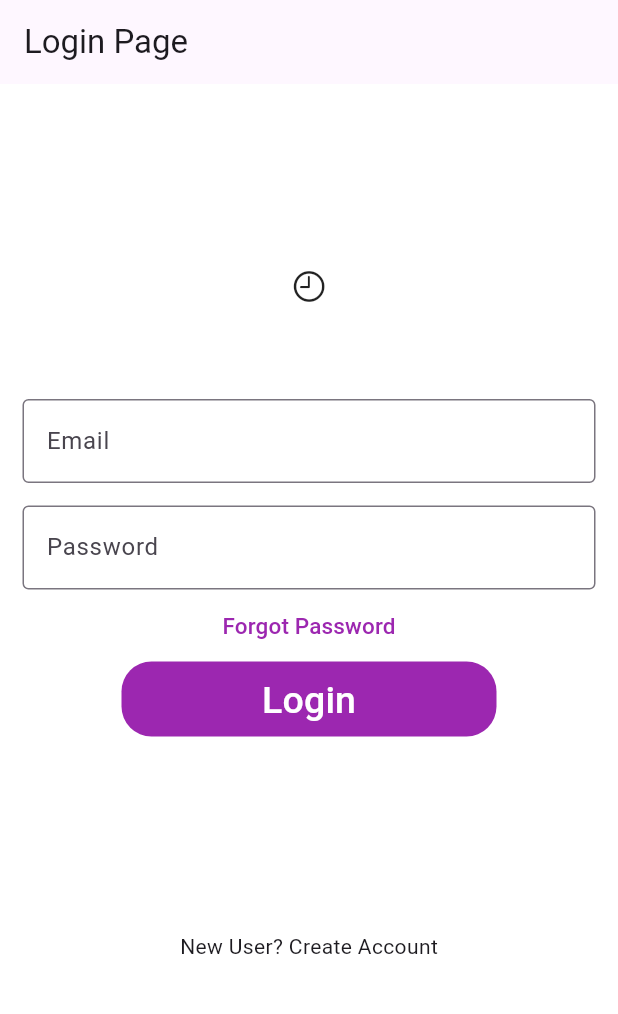
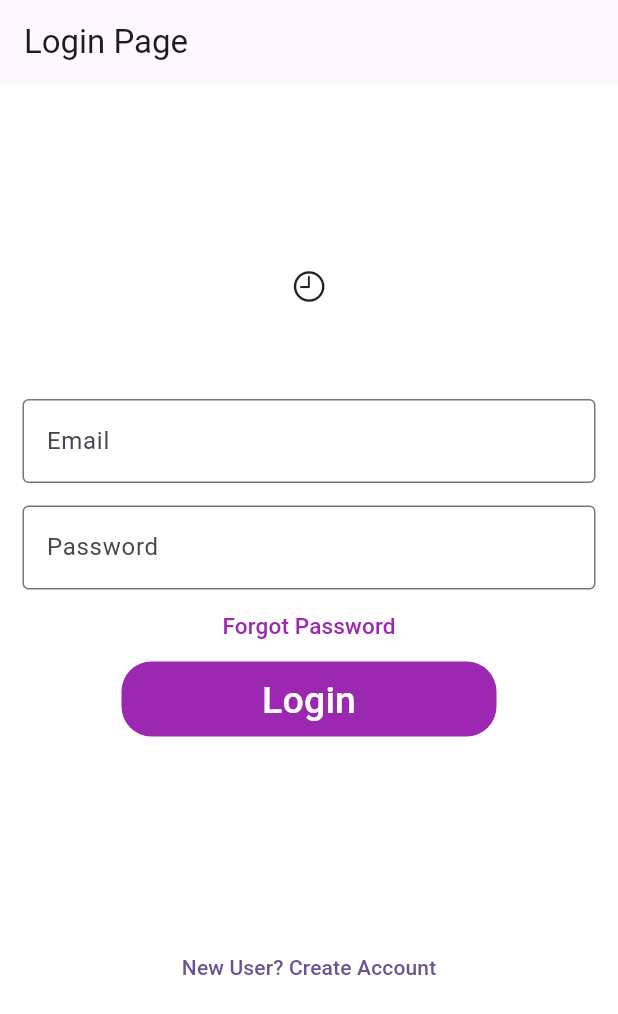
Before and after one commit to ArtZab0/CleverClock, a Flutter app: the screen it shows after launch, on a phone screen of 412 x 824 dp. Shown: the top 1014 px of the screen. Run offline on Flutter 3.47's test engine with Material 3 defaults, Android fonts, the phone set to English and light mode, and no system bars; our stand-ins replace awesome_notifications, supabase_flutter; accounts and stored records are empty.

Commit message:
Update main.dart with more login stuff

```diff
--- a/lib/main.dart
+++ b/lib/main.dart
@@ -5,9 +5,13 @@ import 'play_puzzle.dart';
 import 'settings.dart';
 import 'set_alarm.dart';
 import 'alarm_page.dart';
+import 'splash_page.dart';
+import 'login_page.dart';
+import 'account_page.dart';
 import 'puzzle_queue.dart';
 import 'puzzle_queue_management.dart';
 import 'package:awesome_notifications/awesome_notifications.dart';
+import 'package:supabase_flutter/supabase_flutter.dart';
 
 // Alarm model
 class Alarm {
@@ -22,7 +26,13 @@ class Alarm {
   });
 }
 
-void main() {
+void main() async {
+
+  await Supabase.initialize(
+      url: 'https://zjpervwflfaivguoqnbq.supabase.co',
+      anonKey: 'eyJhbGciOiJIUzI1NiIsInR5cCI6IkpXVCJ9.eyJpc3MiOiJzdXBhYmFzZSIsInJlZiI6InpqcGVydndmbGZhaXZndW9xbmJxIiwicm9sZSI6ImFub24iLCJpYXQiOjE3MzM0NDE5MDQsImV4cCI6MjA0OTAxNzkwNH0.7bc0Hwcw3g_pdXRKeQ4fJN8iEJs6IKK7VdDKMrnbwrY'
+    );
+
   WidgetsFlutterBinding.ensureInitialized();
 
   AwesomeNotifications().initialize(
@@ -47,6 +57,8 @@ void main() {
 
   runApp(const MyApp());
 }
+
+final supabase = Supabase.instance.client;
 
 // Define the method to handle notification actions
 Future<void> onActionReceivedMethod(ReceivedAction receivedAction) async {
@@ -97,6 +109,8 @@ class _MyAppState extends State<MyApp> {
       ),
       home:  LoginDemo(),
       routes: {
+        '/login': (context) => const LoginPage(),
+        '/account': (context) => const AccountPage(),
         '/game_selection': (context) => const GameSelectionPage(),
         '/math_puzzle': (context) => const MathPuzzle(),
         '/sudoku_puzzle': (context) => const SudokuPuzzle(),
@@ -156,7 +170,7 @@ class _LoginDemoState extends State<LoginDemo> {
             ),
             TextButton(
               onPressed: (){
-                //TODO FORGOT PASSWORD SCREEN GOES HERE
+                //forgot password screen
               },
               child: Text(
                 'Forgot Password',
@@ -182,7 +196,15 @@ class _LoginDemoState extends State<LoginDemo> {
             SizedBox(
               height: 130,
             ),
-            Text('New User? Create Account')
+            TextButton(
+                onPressed: () {
+                  Navigator.push(
+                    context, MaterialPageRoute(builder: (_) => SplashPage())
+                  );
+                },
+                child: Text(
+                  "New User? Create Account"
+                ))
           ],
         ),
       ),
```
